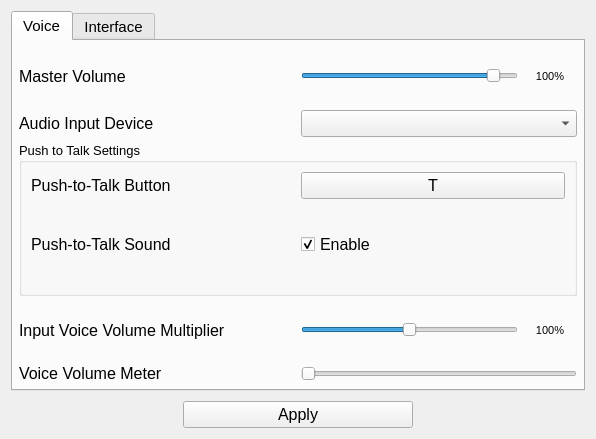
This is src/View/SettingsWindow/settingswindow.ui in Flone-dnb/Silent as Qt 5 draws it before an edit. The edited form follows.
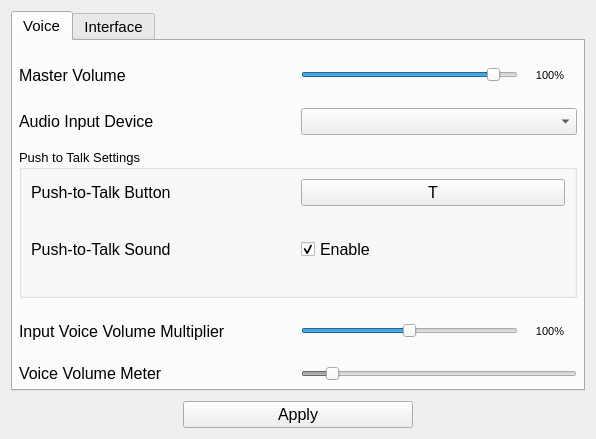
This is the edited form.

Commit message: Show Voice Volume Meter in dBFS.

The edit to the form file:
```diff
--- a/src/View/SettingsWindow/settingswindow.ui
+++ b/src/View/SettingsWindow/settingswindow.ui
@@ -155,6 +155,9 @@
         </item>
         <item>
          <layout class="QHBoxLayout" name="horizontalLayout_3" stretch="50,50">
+          <property name="bottomMargin">
+           <number>9</number>
+          </property>
           <item>
            <widget class="QLabel" name="label_5">
             <property name="font">
@@ -373,12 +376,18 @@
             <property name="enabled">
              <bool>false</bool>
             </property>
+            <property name="minimum">
+             <number>-55</number>
+            </property>
             <property name="maximum">
-             <number>100</number>
+             <number>0</number>
             </property>
             <property name="pageStep">
              <number>1</number>
             </property>
+            <property name="value">
+             <number>-50</number>
+            </property>
             <property name="orientation">
              <enum>Qt::Horizontal</enum>
             </property>
```
The commit also changes 1 other file.
